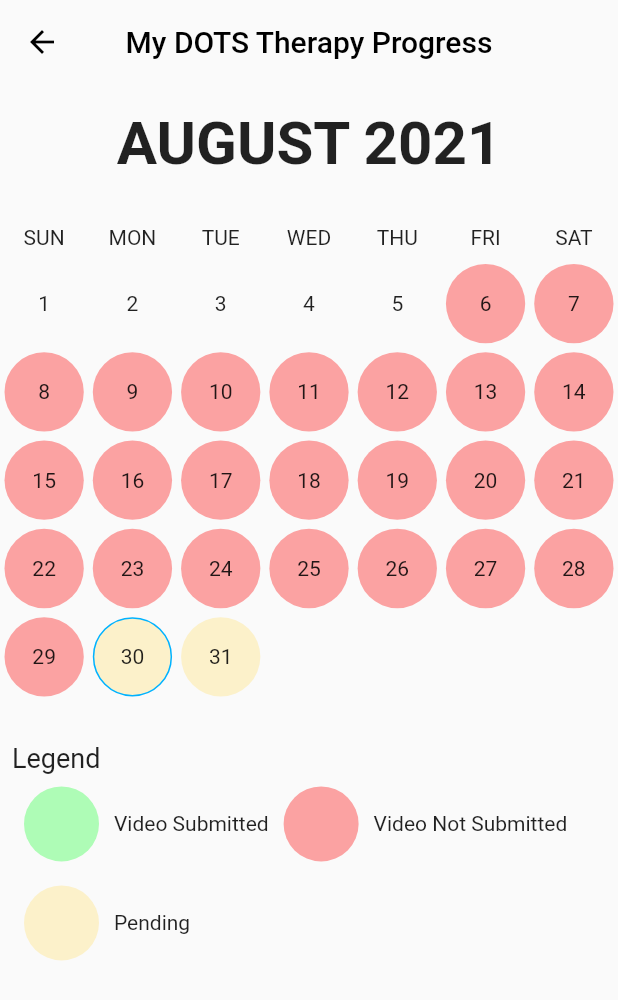
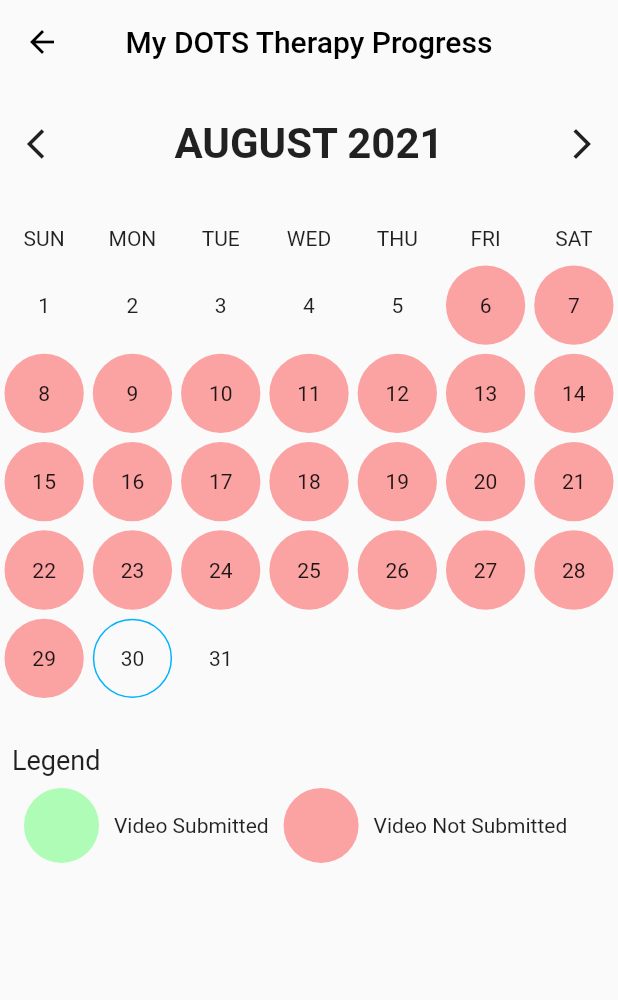
Before and after one commit to lydia0423/TB_e_health, a Flutter app: the screen it shows once a user with an empty profile is signed in, item 4 of the bottom bar chosen, after a tap on the "analytics" icon, on a phone screen of 412 x 824 dp. Shown: the top 1000 px of the screen. Run offline on Flutter 3.47's test engine with Material 2 defaults, Android fonts, the phone set to English and light mode, and no system bars; our stand-ins replace bubble, cloud_firestore, date_format, device_preview, firebase_auth, firebase_core and 10 more; missing offline and left inert: android_alarm_manager; accounts and stored records are empty; statements that could not run were skipped.

Commit message:
- added navigation button back and forward to calender.

```diff
--- a/lib/Custom Widgets/hello_calendar.dart
+++ b/lib/Custom Widgets/hello_calendar.dart
@@ -2,9 +2,9 @@ import 'package:flutter/material.dart';
 
 import '../utils.dart';
 
-class HelloCalendar extends StatelessWidget {
+class HelloCalendar extends StatefulWidget {
   final int year;
-  final int month;
+  int month;
   // config data
 
   /// the day start TB treatment
@@ -28,8 +28,13 @@ class HelloCalendar extends StatelessWidget {
     required this.dates,
   }) : assert(month <= DateTime.december && month >= DateTime.january);
 
+  @override
+  _HelloCalendarState createState() => _HelloCalendarState();
+}
+
+class _HelloCalendarState extends State<HelloCalendar> {
   String get _monthToString {
-    switch (month) {
+    switch (widget.month) {
       case DateTime.january:
         return 'january';
       case DateTime.february:
@@ -112,20 +117,20 @@ class HelloCalendar extends StatelessWidget {
 
   Color? _computeColor(DateTime date) {
     print('_computeColor: date : $date');
-    var b = dates[date];
-    if (dates[date] ?? false) {
+    var b = widget.dates[date];
+    if (widget.dates[date] ?? false) {
       return HelloGreen;
     }
     // today or after that
     if (date.isAfter(DateTime.now().subtract(const Duration(days: 1)))) {
-      if (date.isBefore(until)) {
+      if (date.isBefore(widget.until)) {
         // still have supply
-        return HelloYellow;
-      } else if (date.isBefore(to)) {
+        return Colors.transparent;
+      } else if (date.isBefore(widget.to)) {
         // need resupply
         return HelloGrey;
       }
-    } else if (date.isAfter(from)) {
+    } else if (date.isAfter(widget.from)) {
       // already pass but didnt take video
       return HelloRed;
     }
@@ -156,13 +161,13 @@ class HelloCalendar extends StatelessWidget {
 
   Widget _calendarBuilder(BuildContext context) {
     List<List<DateTime>> weeks = [];
-    var dayDate = DateTime(year, month);
-    while (dayDate.month == month) {
+    var dayDate = DateTime(widget.year, widget.month);
+    while (dayDate.month == widget.month) {
       weeks.add([]);
       do {
         weeks[weeks.length - 1].add(dayDate);
         dayDate = dayDate.add(const Duration(days: 1));
-      } while (dayDate.weekday != DateTime.sunday && dayDate.month == month);
+      } while (dayDate.weekday != DateTime.sunday && dayDate.month == widget.month);
     }
     return Column(
       mainAxisSize: MainAxisSize.min,
@@ -181,12 +186,46 @@ class HelloCalendar extends StatelessWidget {
         // month year
         Padding(
           padding: const EdgeInsets.symmetric(vertical: 12),
-          child: Text(
-            '${_monthToString.toUpperCase()} $year',
-            style: TextStyle(
-              fontSize: 40,
-              fontWeight: FontWeight.bold,
-            ),
+          child: Row(
+            crossAxisAlignment: CrossAxisAlignment.center,
+            mainAxisAlignment: MainAxisAlignment.spaceBetween,
+            children: [
+              IconButton(
+                icon: const Icon(Icons.arrow_back_ios_sharp),
+                tooltip: 'Previous month',
+                onPressed: () {
+                  setState(() {
+                    int newMonth = (widget.month-1);
+                    if (newMonth < 1) {
+                      newMonth = 12;
+                    }
+                    print('previous month: ${widget.month} to $newMonth');
+                    widget.month=newMonth;
+                  });
+                },
+              ),
+              Text(
+                '${_monthToString.toUpperCase()} ${widget.year}',
+                style: TextStyle(
+                  fontSize: 28,
+                  fontWeight: FontWeight.bold,
+                ),
+              ),
+              IconButton(
+                icon: const Icon(Icons.arrow_forward_ios_sharp),
+                tooltip: 'Next month',
+                onPressed: () {
+                  setState(() {
+                    int newMonth = (widget.month+1);
+                    if (newMonth > 12) {
+                      newMonth = 1;
+                    }
+                    print('previous month: ${widget.month} to $newMonth');
+                    widget.month=newMonth;
+                  });
+                },
+              ),
+            ],
           ),
         ),
         SizedBox(height: 12),
--- a/lib/screens/daily_progress_board.dart
+++ b/lib/screens/daily_progress_board.dart
@@ -48,14 +48,6 @@ class _DailyProgressBoardScreenState extends State<DailyProgressBoardScreen> {
     var today = DateTime.now().getToday();
     return Scaffold(
       appBar: CommonAppBar(title: 'My DOTS Therapy Progress'),
-      // floatingActionButton: FloatingActionButton(
-      //   onPressed: () =>
-      //       Navigator.push(context, MaterialPageRoute(builder: (context) {
-      //     return LiveChat();
-      //   })),
-      //   child: Icon(Icons.live_help_outlined),
-      //   backgroundColor: Colors.black,
-      // ),
       body: ListView(
         children: [
           HelloCalendar(
@@ -113,27 +105,27 @@ class _DailyProgressBoardScreenState extends State<DailyProgressBoardScreen> {
                     ],
                   ),
                 ),
-                Padding(
-                  padding: const EdgeInsets.all(8.0),
-                  child: Row(
-                    crossAxisAlignment: CrossAxisAlignment.center,
-                    mainAxisAlignment: MainAxisAlignment.start,
-                    children: [
-                      Container(
-                        width: 50.0,
-                        height: 50.0,
-                        decoration: new BoxDecoration(
-                          color: HelloYellow,
-                          shape: BoxShape.circle,
-                        ),
-                      ),
-                      SizedBox(
-                        width: 10.0,
-                      ),
-                      Text('Pending'),
-                    ],
-                  ),
-                ),
+                // Padding(
+                //   padding: const EdgeInsets.all(8.0),
+                //   child: Row(
+                //     crossAxisAlignment: CrossAxisAlignment.center,
+                //     mainAxisAlignment: MainAxisAlignment.start,
+                //     children: [
+                //       Container(
+                //         width: 50.0,
+                //         height: 50.0,
+                //         decoration: new BoxDecoration(
+                //           color: HelloYellow,
+                //           shape: BoxShape.circle,
+                //         ),
+                //       ),
+                //       SizedBox(
+                //         width: 10.0,
+                //       ),
+                //       Text('Pending'),
+                //     ],
+                //   ),
+                // ),
                 SizedBox(
                   height: 30.0,
                 ),
--- a/lib/screens/profile.dart
+++ b/lib/screens/profile.dart
@@ -15,20 +15,11 @@ class _ProfileState extends State<Profile> {
 
   @override
   Widget build(BuildContext context) {
-
     return FutureBuilder(
         future: myActiveUser(),
         builder: (BuildContext context, AsyncSnapshot<ActiveUser> user) {
           if (user.hasData) {
             return Scaffold(
-              // floatingActionButton: FloatingActionButton(
-              //   onPressed: () => Navigator.push(context,
-              //       MaterialPageRoute(builder: (context) {
-              //     return LiveChat();
-              //   })),
-              //   child: Icon(Icons.live_help_outlined),
-              //   backgroundColor: Colors.black,
-              // ),
               body: ListView(
                 children: [
                   Padding(
@@ -39,20 +30,22 @@ class _ProfileState extends State<Profile> {
                         Text(
                           'MY PERSONAL PROFILE',
                           style: TextStyle(
-                              fontSize: 25.0, fontWeight: FontWeight.w500),
+                              fontSize: 22.0, fontWeight: FontWeight.w500),
                         ),
                         InkWell(
-                          child: Icon(
-                            Icons.logout,
-                            size: 30.0,
+                          child: IconButton(
+                            icon: const Icon(Icons.logout),
+                            tooltip: 'Logout',
+                            onPressed: () {
+                              _auth.signOut();
+                            },
                           ),
                           onTap: () => _auth.signOut(),
-                        )
+                        ),
                       ],
                     ),
                   ),
-                  Expanded(
-                    child: Row(
+                  Row(
                     mainAxisAlignment: MainAxisAlignment.start,
                     children: [
                       Padding(
@@ -88,7 +81,6 @@ class _ProfileState extends State<Profile> {
                         ],
                       ),
                     ],
-                    ),
                   ),
                   SizedBox(height: 30.0),
                   // Padding(
```
Also changed, not shown: lib/Custom Widgets/hello_calendar_selection.dart (+55 -19 lines), lib/screens/teleconsultation/request_appointment_screen.dart (+0 -15 lines), lib/screens/teleconsultation/scheduler_screen.dart (+10 -34 lines). Lines whose indentation alone changed are shown as unchanged.
